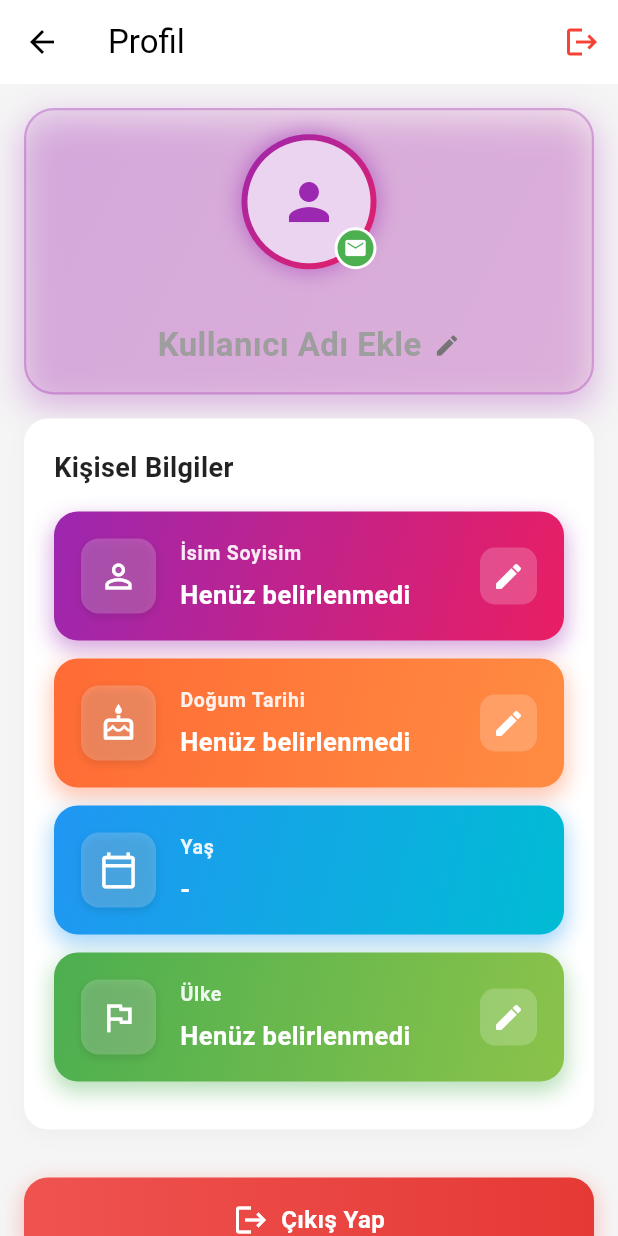
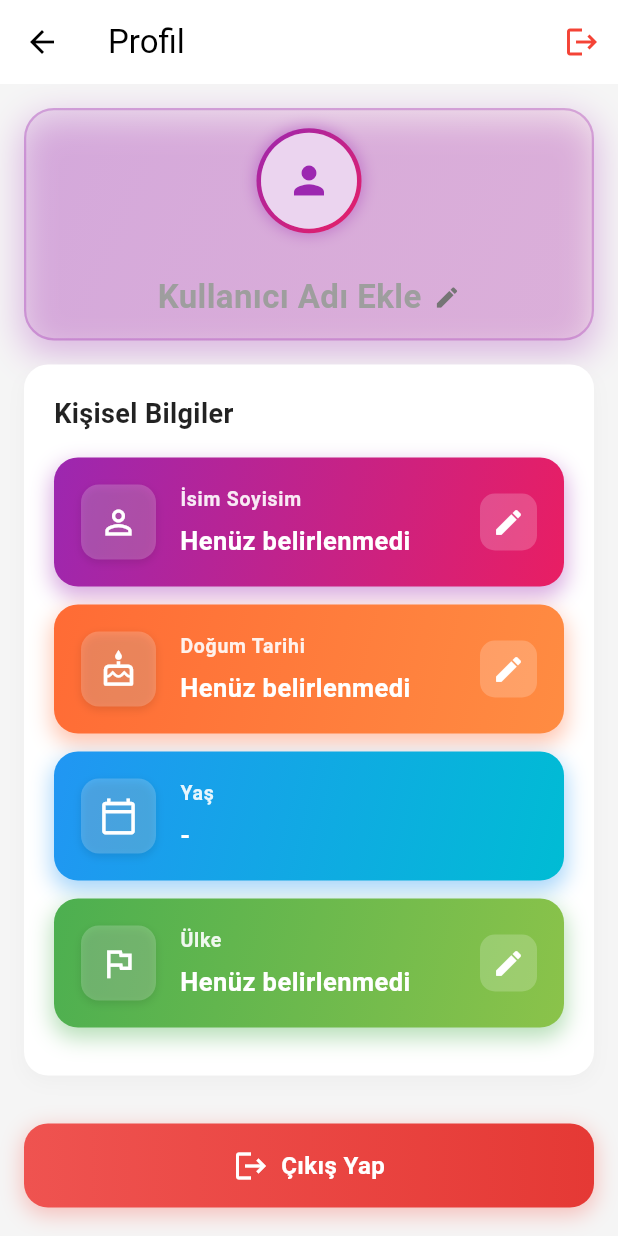
Before and after one commit to gokhananac66/Gokhan, a Flutter app: the ProfileScreen screen opened directly, on a phone screen of 412 x 824 dp. Run offline on Flutter 3.47's test engine with Material 3 defaults, Android fonts, the phone set to English and light mode, and no system bars; our stand-ins replace audioplayers, firebase_auth, firebase_core, firebase_database, fl_chart, google_sign_in and 2 more; accounts and stored records are empty; network calls fail; statements that could not run were skipped.

Commit message:
Fix: Leaderboard and profile UI improvements
- Leaderboard: Remove back arrow, reduce user rank bar padding (16→10)
- Profile: Remove mail/account type badge icon
- Profile: Reduce avatar size (90px→70px, radius 40→30)
- Profile: Reduce container padding (16→12)
- Profile: Reduce spacing and email font size for more compact layout

```diff
--- a/test_sudoku/lib/screens/leaderboard_screen.dart
+++ b/test_sudoku/lib/screens/leaderboard_screen.dart
@@ -107,11 +107,7 @@ class _LeaderboardScreenState extends State<LeaderboardScreen> with SingleTicker
     return Scaffold(
       backgroundColor: isDark ? const Color(0xFF121212) : Colors.grey.shade100,
       appBar: AppBar(
-        leading: IconButton(
-          icon: Icon(Icons.arrow_back, color: isDark ? Colors.white : Colors.black87),
-          onPressed: () => Navigator.pop(context),
-          tooltip: 'Geri',
-        ),
+        automaticallyImplyLeading: false,
         title: Row(
           mainAxisSize: MainAxisSize.min,
           children: [
@@ -358,7 +354,7 @@ class _LeaderboardScreenState extends State<LeaderboardScreen> with SingleTicker
 
   Widget _buildUserRankBar(bool isDark) {
     return Container(
-      padding: const EdgeInsets.symmetric(horizontal: 20, vertical: 16),
+      padding: const EdgeInsets.symmetric(horizontal: 20, vertical: 10),
       decoration: BoxDecoration(
         gradient: LinearGradient(
           colors: isDark
--- a/test_sudoku/lib/screens/profile_screen.dart
+++ b/test_sudoku/lib/screens/profile_screen.dart
@@ -425,7 +425,7 @@ class _ProfileScreenState extends State<ProfileScreen> {
           children: [
             // Avatar ve Temel Bilgiler
             Container(
-              padding: const EdgeInsets.all(16),
+              padding: const EdgeInsets.all(12),
               decoration: BoxDecoration(
                 gradient: LinearGradient(
                   colors: [
@@ -458,8 +458,8 @@ class _ProfileScreenState extends State<ProfileScreen> {
                       children: [
                         // Gradient Ring
                         Container(
-                          width: 90,
-                          height: 90,
+                          width: 70,
+                          height: 70,
                           decoration: BoxDecoration(
                             shape: BoxShape.circle,
                             gradient: LinearGradient(
@@ -469,54 +469,37 @@ class _ProfileScreenState extends State<ProfileScreen> {
                             ),
                             boxShadow: [
                               BoxShadow(
-                                color: Color(0xFF9C27B0).withOpacity(0.5),
-                                blurRadius: 12,
+                                color: Color(0xFF9C27B0).withOpacity(0.4),
+                                blurRadius: 8,
                                 spreadRadius: 1,
                               ),
                             ],
                           ),
                           child: Padding(
-                            padding: const EdgeInsets.all(4),
+                            padding: const EdgeInsets.all(3),
                             child: Container(
                               decoration: BoxDecoration(
                                 shape: BoxShape.circle,
                                 color: isDark ? const Color(0xFF1E1E1E) : Colors.white,
                               ),
                               child: hasGooglePhoto
-                                  ? CircleAvatar(radius: 40, backgroundImage: NetworkImage(_user!.photoURL!))
+                                  ? CircleAvatar(radius: 30, backgroundImage: NetworkImage(_user!.photoURL!))
                                   : CircleAvatar(
-                                      radius: 40,
+                                      radius: 30,
                                       backgroundColor: Color(currentAvatar['color']).withOpacity(0.2),
-                                      child: Icon(currentAvatar['icon'], size: 40, color: Color(currentAvatar['color'])),
+                                      child: Icon(currentAvatar['icon'], size: 30, color: Color(currentAvatar['color'])),
                                     ),
-                            ),
-                          ),
-                        ),
-                        Positioned(
-                          bottom: 0,
-                          right: 0,
-                          child: Container(
-                            padding: const EdgeInsets.all(4),
-                            decoration: BoxDecoration(
-                              color: _getAccountType() == 'Google' ? Colors.blue : _getAccountType() == 'Email' ? Colors.green : Colors.grey,
-                              shape: BoxShape.circle,
-                              border: Border.all(color: isDark ? const Color(0xFF1E1E1E) : Colors.white, width: 2),
-                            ),
-                            child: Icon(
-                              _getAccountType() == 'Google' ? Icons.g_mobiledata : _getAccountType() == 'Email' ? Icons.email : Icons.person,
-                              color: Colors.white,
-                              size: 16,
                             ),
                           ),
                         ),
                       ],
                     ),
                   ),
-                  const SizedBox(height: 12),
+                  const SizedBox(height: 8),
 
                   // Email
-                  Text(_user?.email ?? tr('guestUser'), style: TextStyle(fontSize: 13, color: Colors.grey.shade600)),
-                  const SizedBox(height: 4),
+                  Text(_user?.email ?? tr('guestUser'), style: TextStyle(fontSize: 12, color: Colors.grey.shade600)),
+                  const SizedBox(height: 2),
 
                   // Nickname
                   if (_isEditingNickname)
```
